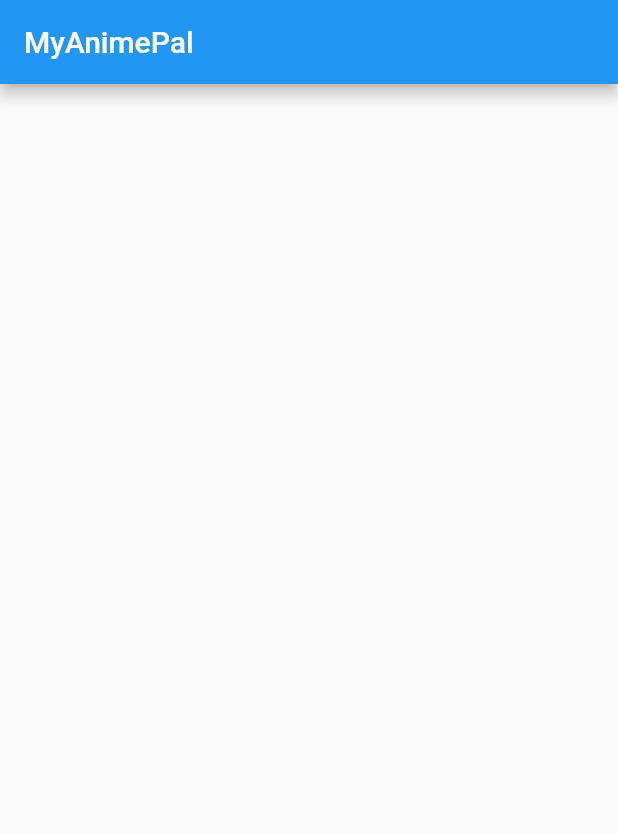
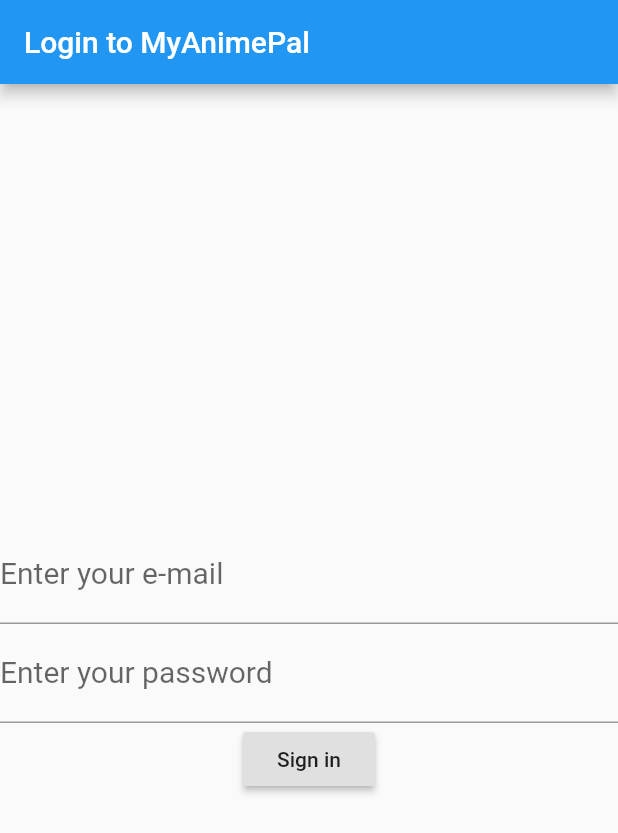
Before and after one commit to TheDoctorMarc-Learning-Projects/MyAnimePal_Flutter_Firebase, a Flutter app: the screen it shows after launch, on a phone screen of 412 x 824 dp. Shown: the top 833 px of the screen. Run offline on Flutter 3.47's test engine with Material 2 defaults, Android fonts, the phone set to English and light mode, and no system bars; our stand-ins replace cloud_firestore, firebase_auth; accounts and stored records are empty.

Commit message:
Migrated to AndroidX (?) + Firebase-App sign-in with email + password

```diff
--- a/myanimepal/lib/main.dart
+++ b/myanimepal/lib/main.dart
@@ -1,5 +1,7 @@
 import 'package:cloud_firestore/cloud_firestore.dart';
+import 'package:firebase_auth/firebase_auth.dart';
 import 'package:flutter/material.dart';
+import 'package:flutter/rendering.dart';
 
 void main() => runApp(MyAnimePal());
 
@@ -8,8 +10,25 @@ class MyAnimePal extends StatelessWidget {
   Widget build(BuildContext context) {
     return MaterialApp(
       title: 'My Anime Pal',
-      home: Scaffold
-      (
+      home: SingIn()
+
+    );
+  }
+}
+
+class FirstPage extends StatefulWidget
+{
+   FirstPage();
+
+  @override
+  FirstPageState createState() => FirstPageState();
+}
+
+class FirstPageState extends State<FirstPage>
+{
+ @override
+  Widget build(BuildContext context) {
+    return Scaffold (
         appBar: AppBar
         (
           title: Text("MyAnimePal"),
@@ -51,7 +70,102 @@ class MyAnimePal extends StatelessWidget {
               );
           },
         ),
-      ),
-    );
+      );
   }
+
 }
+
+class SingIn extends StatefulWidget
+{
+@override
+  SingInState createState() => SingInState();
+}
+
+
+class SingInState extends State<SingIn>
+{
+  final GlobalKey<FormState> formKey = GlobalKey<FormState>();
+  String email, password;
+
+ @override
+  Widget build(BuildContext context)
+  {
+     return Scaffold (
+        appBar: AppBar
+        (
+          title: Text("Login to MyAnimePal"),
+        ),
+        body: Form
+        (
+          key: formKey,
+          child: Column
+        (
+          mainAxisAlignment: MainAxisAlignment.center,
+          children: <Widget>
+          [
+            TextFormField
+            (
+              validator: (input)
+              {
+                if(input.isEmpty)
+                {
+                  return "Please try again";
+                }
+              },
+              onSaved: (input) {
+                email = input;
+              },
+              decoration: InputDecoration( labelText: "Enter your e-mail", hintText: "example@gmail.com"),
+              style: TextStyle(fontSize: 20),
+            ),
+
+            TextFormField
+            (
+              validator: (input)
+              {
+                if(input.isEmpty)
+                {
+                  return "Please try again";
+                }
+              },
+              onSaved: (input) {
+                password = input;
+              },
+              decoration: InputDecoration( labelText: "Enter your password"),
+              style: TextStyle(fontSize: 20),
+              obscureText: true
+            ),
+
+            RaisedButton
+            (
+              onPressed: _signIn,
+              child: Text("Sign in"),
+            )
+
+          ],
+
+        )
+        )
+     );
+
+  }
+
+  Future<void> _signIn() async
+  {
+    FormState state = formKey.currentState;
+    if(state.validate())
+    {
+      state.save();
+      try
+      {
+         await FirebaseAuth.instance.signInWithEmailAndPassword(email: email, password:  password);
+         Navigator.of(context).push(MaterialPageRoute(builder: (context) => FirstPage()));
+      }
+      catch(e)
+      {
+
+      }
+    }
+  }
+
+}
--- a/myanimepal/pubspec.yaml
+++ b/myanimepal/pubspec.yaml
@@ -23,7 +23,8 @@ dependencies:
   # The following adds the Cupertino Icons font to your application.
   # Use with the CupertinoIcons class for iOS style icons.
   cupertino_icons: ^0.1.2
-  cloud_firestore: ^0.12.10+2
+  cloud_firestore: ^0.12.0
+  firebase_auth: ^0.15.0
 
 dev_dependencies:
   flutter_test:
```
Also changed, not shown: 8 other files.
